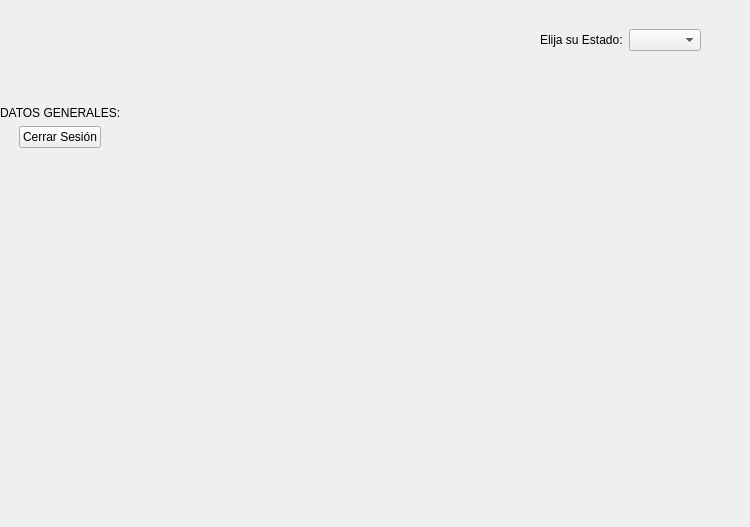
Above: forms/resultados.ui from sarahiva/IS2Proyecto1 before the change. Below: the same form after it.
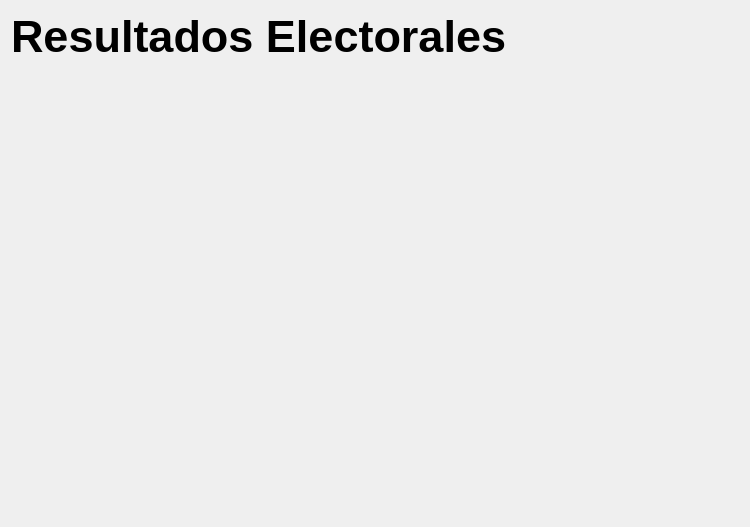
That is the form after the change. Icons and pictures are not drawn. Custom widgets are drawn as their Qt base class.

Patch:
```diff
--- a/forms/resultados.ui
+++ b/forms/resultados.ui
@@ -13,221 +13,57 @@
   <property name="windowTitle">
    <string>Form</string>
   </property>
-  <widget class="QWidget" name="verticalLayoutWidget_3">
-   <property name="geometry">
-    <rect>
-     <x>0</x>
-     <y>0</y>
-     <width>201</width>
-     <height>521</height>
-    </rect>
-   </property>
-   <layout class="QVBoxLayout" name="verticalLayout_3">
-    <property name="sizeConstraint">
-     <enum>QLayout::SetFixedSize</enum>
-    </property>
-    <item>
-     <spacer name="verticalSpacer_3">
-      <property name="orientation">
-       <enum>Qt::Vertical</enum>
-      </property>
-      <property name="sizeType">
-       <enum>QSizePolicy::Fixed</enum>
-      </property>
-      <property name="sizeHint" stdset="0">
-       <size>
-        <width>10</width>
-        <height>20</height>
-       </size>
-      </property>
-     </spacer>
-    </item>
-    <item>
-     <layout class="QHBoxLayout" name="horizontalLayout_9">
-      <property name="rightMargin">
-       <number>0</number>
-      </property>
-      <item>
-       <widget class="QPushButton" name="pushButton_4">
-        <property name="sizePolicy">
-         <sizepolicy hsizetype="Fixed" vsizetype="Fixed">
-          <horstretch>0</horstretch>
-          <verstretch>0</verstretch>
-         </sizepolicy>
-        </property>
-        <property name="minimumSize">
-         <size>
-          <width>80</width>
-          <height>80</height>
-         </size>
-        </property>
-        <property name="styleSheet">
-         <string notr="true">border: 0px;</string>
-        </property>
-        <property name="text">
-         <string/>
-        </property>
-        <property name="icon">
-         <iconset resource="../img.qrc">
-          <normaloff>:/imagenes/usuario.png</normaloff>:/imagenes/usuario.png</iconset>
-        </property>
-        <property name="iconSize">
-         <size>
-          <width>80</width>
-          <height>80</height>
-         </size>
-        </property>
-       </widget>
-      </item>
-     </layout>
-    </item>
-    <item>
-     <layout class="QHBoxLayout" name="horizontalLayout_10">
-      <item>
-       <widget class="QLabel" name="label_2">
-        <property name="sizePolicy">
-         <sizepolicy hsizetype="Fixed" vsizetype="Fixed">
-          <horstretch>0</horstretch>
-          <verstretch>0</verstretch>
-         </sizepolicy>
-        </property>
-        <property name="text">
-         <string>DATOS GENERALES:</string>
-        </property>
-       </widget>
-      </item>
-     </layout>
-    </item>
-    <item>
-     <layout class="QHBoxLayout" name="horizontalLayout_11"/>
-    </item>
-    <item>
-     <layout class="QHBoxLayout" name="horizontalLayout_13">
-      <item>
-       <widget class="QPushButton" name="ButtonCerrarSesion">
-        <property name="sizePolicy">
-         <sizepolicy hsizetype="Fixed" vsizetype="Fixed">
-          <horstretch>0</horstretch>
-          <verstretch>0</verstretch>
-         </sizepolicy>
-        </property>
-        <property name="text">
-         <string>Cerrar Sesión</string>
-        </property>
-       </widget>
-      </item>
-     </layout>
-    </item>
-   </layout>
-  </widget>
-  <widget class="QWidget" name="horizontalLayoutWidget">
-   <property name="geometry">
-    <rect>
-     <x>210</x>
-     <y>10</y>
-     <width>531</width>
-     <height>61</height>
-    </rect>
-   </property>
-   <layout class="QHBoxLayout" name="horizontalLayout">
-    <item>
-     <widget class="QPushButton" name="ButtonRegresar">
-      <property name="sizePolicy">
-       <sizepolicy hsizetype="Fixed" vsizetype="Fixed">
-        <horstretch>0</horstretch>
-        <verstretch>0</verstretch>
-       </sizepolicy>
-      </property>
-      <property name="minimumSize">
-       <size>
-        <width>30</width>
-        <height>30</height>
-       </size>
-      </property>
-      <property name="styleSheet">
-       <string notr="true">border: 0px;</string>
-      </property>
-      <property name="text">
-       <string/>
-      </property>
-      <property name="icon">
-       <iconset>
-        <normaloff>:/iconos/imagenes/regresa.png</normaloff>:/iconos/imagenes/regresa.png</iconset>
-      </property>
-      <property name="iconSize">
-       <size>
-        <width>30</width>
-        <height>30</height>
-       </size>
-      </property>
-     </widget>
-    </item>
-    <item>
-     <spacer name="horizontalSpacer">
-      <property name="orientation">
-       <enum>Qt::Horizontal</enum>
-      </property>
-      <property name="sizeHint" stdset="0">
-       <size>
-        <width>40</width>
-        <height>20</height>
-       </size>
-      </property>
-     </spacer>
-    </item>
-    <item>
-     <widget class="QLabel" name="label">
-      <property name="sizePolicy">
-       <sizepolicy hsizetype="Fixed" vsizetype="Fixed">
-        <horstretch>0</horstretch>
-        <verstretch>0</verstretch>
-       </sizepolicy>
-      </property>
-      <property name="text">
-       <string>Elija su Estado:</string>
-      </property>
-     </widget>
-    </item>
-    <item>
-     <widget class="QComboBox" name="comboBox">
-      <property name="sizePolicy">
-       <sizepolicy hsizetype="Fixed" vsizetype="Fixed">
-        <horstretch>0</horstretch>
-        <verstretch>0</verstretch>
-       </sizepolicy>
-      </property>
-     </widget>
-    </item>
-    <item>
-     <spacer name="horizontalSpacer_2">
-      <property name="orientation">
-       <enum>Qt::Horizontal</enum>
-      </property>
-      <property name="sizeType">
-       <enum>QSizePolicy::Fixed</enum>
-      </property>
-      <property name="sizeHint" stdset="0">
-       <size>
-        <width>40</width>
-        <height>20</height>
-       </size>
-      </property>
-     </spacer>
-    </item>
-   </layout>
-  </widget>
-  <widget class="QWidget" name="horizontalLayoutWidget_2">
-   <property name="geometry">
-    <rect>
-     <x>210</x>
-     <y>100</y>
-     <width>521</width>
-     <height>371</height>
-    </rect>
-   </property>
-   <layout class="QHBoxLayout" name="horizontalLayout_2"/>
-  </widget>
+  <layout class="QVBoxLayout" name="verticalLayout_2">
+   <item>
+    <widget class="QLabel" name="label">
+     <property name="font">
+      <font>
+       <pointsize>34</pointsize>
+       <weight>75</weight>
+       <bold>true</bold>
+      </font>
+     </property>
+     <property name="text">
+      <string>Resultados Electorales</string>
+     </property>
+    </widget>
+   </item>
+   <item>
+    <layout class="QVBoxLayout" name="verticalLayout">
+     <item>
+      <widget class="ItemCandidato" name="widget" native="true"/>
+     </item>
+     <item>
+      <widget class="ItemCandidato" name="widget_3" native="true"/>
+     </item>
+     <item>
+      <widget class="ItemCandidato" name="widget_2" native="true"/>
+     </item>
+    </layout>
+   </item>
+   <item>
+    <spacer name="verticalSpacer">
+     <property name="orientation">
+      <enum>Qt::Vertical</enum>
+     </property>
+     <property name="sizeHint" stdset="0">
+      <size>
+       <width>8</width>
+       <height>0</height>
+      </size>
+     </property>
+    </spacer>
+   </item>
+  </layout>
  </widget>
+ <customwidgets>
+  <customwidget>
+   <class>ItemCandidato</class>
+   <extends>QWidget</extends>
+   <header>itemcandidato.h</header>
+   <container>1</container>
+  </customwidget>
+ </customwidgets>
  <resources>
   <include location="../img.qrc"/>
  </resources>
```
